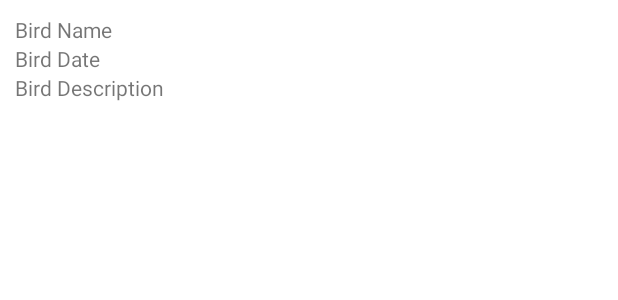
After one commit to WenJun-TheLaw/Bird-Watch--Assignment, an Android app: the layout list_item_bird.xml on its own in the app's theme, with its tools: preview values and no code run, on a phone screen of 412 x 824 dp. The commit adds this screen. Shown: the top 300 px of the screen. Run offline under Robolectric (Android 15) with nearby library versions, the phone set to English and light mode, and no system bars.

Commit message:
Milestone 1
Recycler view is up and running, but the main activity stuff is missing due to hosting fragments. Testing workaround in another branch

```diff
--- a/app/build.gradle
+++ b/app/build.gradle
@@ -36,4 +36,6 @@ dependencies {
     testImplementation 'junit:junit:4.+'
     androidTestImplementation 'androidx.test.ext:junit:1.1.2'
     androidTestImplementation 'androidx.test.espresso:espresso-core:3.3.0'
+    implementation 'androidx.recyclerview:recyclerview:1.0.0'
+
 }
--- a/app/src/main/AndroidManifest.xml
+++ b/app/src/main/AndroidManifest.xml
@@ -9,7 +9,8 @@
         android:roundIcon="@mipmap/ic_launcher_round"
         android:supportsRtl="true"
         android:theme="@style/Theme.BirdWatch">
-        <activity android:name=".MainActivity">
+        <activity android:name=".BirdActivity"></activity>
+        <activity android:name=".BirdListActivityMain">
             <intent-filter>
                 <action android:name="android.intent.action.MAIN" />
 
--- /dev/null
+++ b/app/src/main/res/layout/list_item_bird.xml
@@ -0,0 +1,25 @@
+<?xml version="1.0" encoding="utf-8"?>
+<LinearLayout xmlns:android="http://schemas.android.com/apk/res/android"
+    android:layout_width="match_parent"
+    android:layout_height="wrap_content"
+    android:orientation="vertical"
+    android:padding="10dp">
+
+    <TextView
+        android:layout_width="match_parent"
+        android:layout_height="wrap_content"
+        android:id="@+id/bird_name"
+        android:text="Bird Name"/>
+
+    <TextView
+        android:layout_width="match_parent"
+        android:layout_height="wrap_content"
+        android:id="@+id/bird_date"
+        android:text="Bird Date"/>
+
+    <TextView
+        android:layout_width="match_parent"
+        android:layout_height="wrap_content"
+        android:id="@+id/bird_description"
+        android:text="Bird Description"/>
+</LinearLayout>
--- a/gradle.properties
+++ b/gradle.properties
@@ -15,3 +15,4 @@ org.gradle.jvmargs=-Xmx2048m -Dfile.encoding=UTF-8
 # Android operating system, and which are packaged with your app"s APK
 # https://developer.android.com/topic/libraries/support-library/androidx-rn
 android.useAndroidX=true
+android.enableJetifier=true
```
Also changed, not shown: app/src/main/java/android/jun/birdwatch/BirdActivity.java (added, +16 -0 lines), app/src/main/java/android/jun/birdwatch/BirdFragment.java (+19 -1 lines), app/src/main/java/android/jun/birdwatch/BirdListActivityMain.java (renamed from app/src/main/java/android/jun/birdwatch/MainActivity.java, +7 -7 lines), app/src/main/java/android/jun/birdwatch/BirdListFragment.java (added, +85 -0 lines), app/src/main/res/layout/activity_bird_list.xml (added, +22 -0 lines), app/src/main/res/layout/activity_main.xml (+0 -9 lines).
